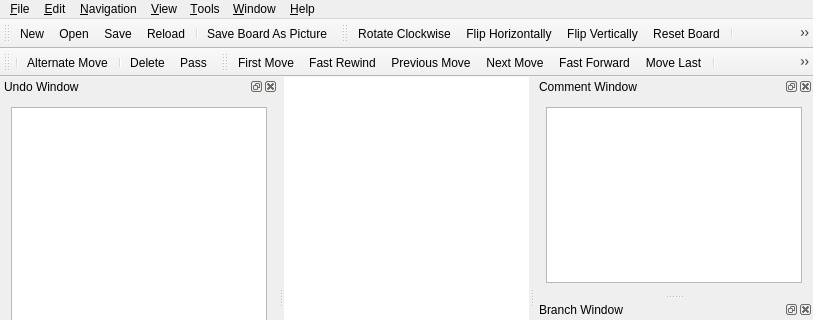
nullx002/mugo, file mainwindow.ui: the form before one commit; both pictures show x 0 to 813 and y 0 to 320 of the 813 by 539 pixel window.
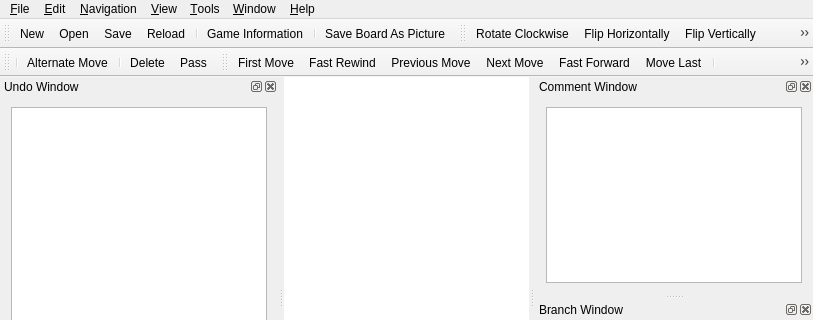
The form after the commit. Icons and pictures are not drawn. Custom widgets are drawn as their Qt base class.

What changed in the file:
```diff
--- a/mainwindow.ui
+++ b/mainwindow.ui
@@ -275,6 +275,8 @@
    <addaction name="actionSave"/>
    <addaction name="actionReload"/>
    <addaction name="separator"/>
+   <addaction name="actionGameInformation"/>
+   <addaction name="separator"/>
    <addaction name="actionSaveBoardAsPicture"/>
   </widget>
   <widget class="QToolBar" name="optionToolBar">
```
Left out of the diff: 311 changed lines with no effect on the pictures.
